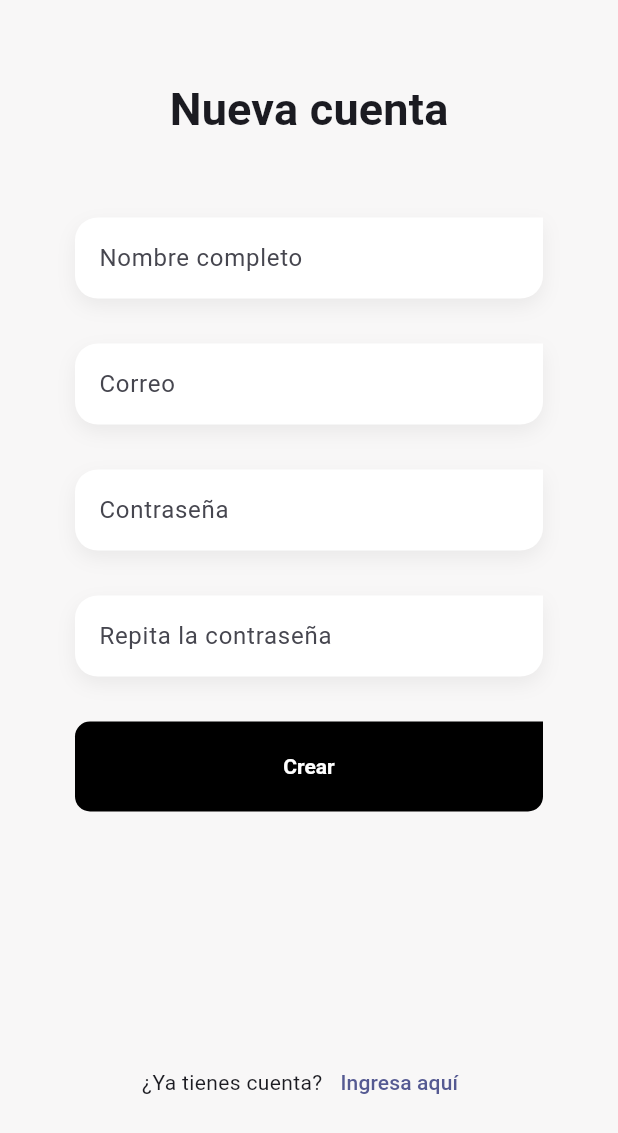
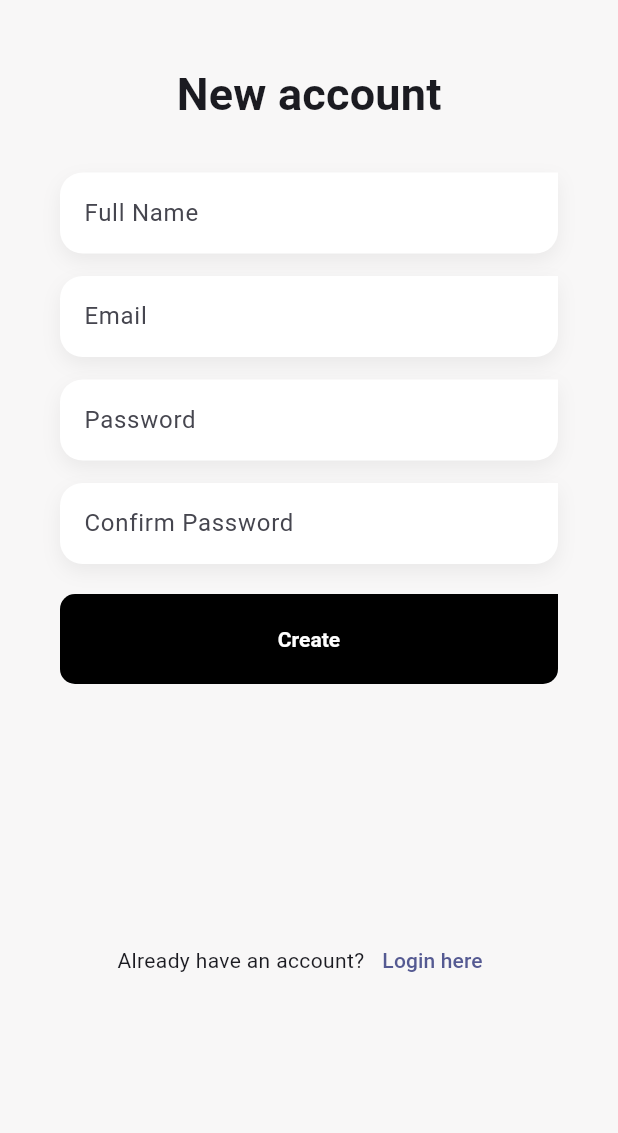
Before and after one commit to manumiguezz/NoteShopApp, a Flutter app: the _RegisterForm widget shown alone on an empty page, opened directly, on a phone screen of 412 x 824 dp. Shown: the top 1133 px of the screen. Run offline on Flutter 3.47's test engine with Material 2 defaults, Android fonts, the phone set to English and light mode, and no system bars; our stand-ins replace go_router, google_fonts; project files that could hold a hidden picture were left out.

Commit message:
base aplication finished, backend configuration

```diff
--- a/lib/config/router/app_router.dart
+++ b/lib/config/router/app_router.dart
@@ -3,7 +3,7 @@ import 'package:teslo_shop/features/auth/auth.dart';
 import 'package:teslo_shop/features/products/products.dart';
 
 final appRouter = GoRouter(
-  initialLocation: '/',
+  initialLocation: '/login',
   routes: [
 
     ///* Auth Routes
@@ -22,5 +22,4 @@ final appRouter = GoRouter(
       builder: (context, state) => const ProductsScreen(),
     ),
   ],
-  ///! TODO: Bloquear si no se está autenticado de alguna manera
 );
--- a/lib/features/auth/presentation/screens/login_screen.dart
+++ b/lib/features/auth/presentation/screens/login_screen.dart
@@ -57,7 +57,7 @@ class _LoginForm extends StatelessWidget {
     final textStyles = Theme.of(context).textTheme;
 
     return Padding(
-      padding: const EdgeInsets.symmetric(horizontal: 50),
+      padding: const EdgeInsets.symmetric(horizontal: 40),
       child: Column(
         children: [
           const SizedBox( height: 50 ),
@@ -65,13 +65,13 @@ class _LoginForm extends StatelessWidget {
           const SizedBox( height: 90 ),
 
           const CustomTextFormField(
-            label: 'Correo',
+            label: 'Email',
             keyboardType: TextInputType.emailAddress,
           ),
           const SizedBox( height: 30 ),
 
           const CustomTextFormField(
-            label: 'Contraseña',
+            label: 'Password',
             obscureText: true,
           ),
 
@@ -81,7 +81,7 @@ class _LoginForm extends StatelessWidget {
             width: double.infinity,
             height: 60,
             child: CustomFilledButton(
-              text: 'Ingresar',
+              text: 'Login',
               buttonColor: Colors.black,
               onPressed: (){
 
@@ -94,10 +94,10 @@ class _LoginForm extends StatelessWidget {
           Row(
             mainAxisAlignment: MainAxisAlignment.center,
             children: [
-              const Text('¿No tienes cuenta?'),
+              const Text('Dont have an account?'),
               TextButton(
                 onPressed: ()=> context.push('/register'),
-                child: const Text('Crea una aquí')
+                child: const Text('Create account')
               )
             ],
           ),
--- a/lib/features/auth/presentation/screens/register_screen.dart
+++ b/lib/features/auth/presentation/screens/register_screen.dart
@@ -35,7 +35,7 @@ class RegisterScreen extends StatelessWidget {
                       icon: const Icon( Icons.arrow_back_rounded, size: 40, color: Colors.white )
                     ),
                     const Spacer(flex: 1),
-                    Text('Crear cuenta', style: textStyles.titleLarge?.copyWith(color: Colors.white )),
+                    Text('Create user', style: textStyles.titleLarge?.copyWith(color: Colors.white )),
                     const Spacer(flex: 2),
                   ],
                 ),
@@ -43,7 +43,7 @@ class RegisterScreen extends StatelessWidget {
                 const SizedBox( height: 50 ),
 
                 Container(
-                  height: size.height - 260, // 80 los dos sizebox y 100 el ícono
+                  height: size.height - 220, // 80 los dos sizebox y 100 el ícono
                   width: double.infinity,
                   decoration: BoxDecoration(
                     color: scaffoldBackgroundColor,
@@ -69,44 +69,44 @@ class _RegisterForm extends StatelessWidget {
     final textStyles = Theme.of(context).textTheme;
 
     return Padding(
-      padding: const EdgeInsets.symmetric(horizontal: 50),
+      padding: const EdgeInsets.symmetric(horizontal: 40),
       child: Column(
         children: [
-          const SizedBox( height: 50 ),
-          Text('Nueva cuenta', style: textStyles.titleMedium ),
-          const SizedBox( height: 50 ),
-
-          const CustomTextFormField(
-            label: 'Nombre completo',
-            keyboardType: TextInputType.emailAddress,
-          ),
+          const SizedBox( height: 40 ),
+          Text('New account', style: textStyles.titleMedium ),
           const SizedBox( height: 30 ),
 
           const CustomTextFormField(
-            label: 'Correo',
+            label: 'Full Name',
             keyboardType: TextInputType.emailAddress,
           ),
-          const SizedBox( height: 30 ),
+          const SizedBox( height: 15 ),
 
           const CustomTextFormField(
-            label: 'Contraseña',
+            label: 'Email',
+            keyboardType: TextInputType.emailAddress,
+          ),
+          const SizedBox( height: 15 ),
+
+          const CustomTextFormField(
+            label: 'Password',
             obscureText: true,
           ),
 
-          const SizedBox( height: 30 ),
+          const SizedBox( height: 15 ),
 
           const CustomTextFormField(
-            label: 'Repita la contraseña',
+            label: 'Confirm Password',
             obscureText: true,
           ),
 
-          const SizedBox( height: 30 ),
+          const SizedBox( height: 20 ),
 
           SizedBox(
             width: double.infinity,
             height: 60,
             child: CustomFilledButton(
-              text: 'Crear',
+              text: 'Create',
               buttonColor: Colors.black,
               onPressed: (){
 
@@ -114,12 +114,12 @@ class _RegisterForm extends StatelessWidget {
             )
           ),
 
-          const Spacer( flex: 2 ),
+          const Spacer( flex: 1 ),
 
           Row(
             mainAxisAlignment: MainAxisAlignment.center,
             children: [
-              const Text('¿Ya tienes cuenta?'),
+              const Text('Already have an account?'),
               TextButton(
                 onPressed: (){
                   if ( context.canPop()){
@@ -128,7 +128,7 @@ class _RegisterForm extends StatelessWidget {
                   context.go('/login');
 
                 },
-                child: const Text('Ingresa aquí')
+                child: const Text('Login here')
               )
             ],
           ),
```
Also changed, not shown: 1 other file.
